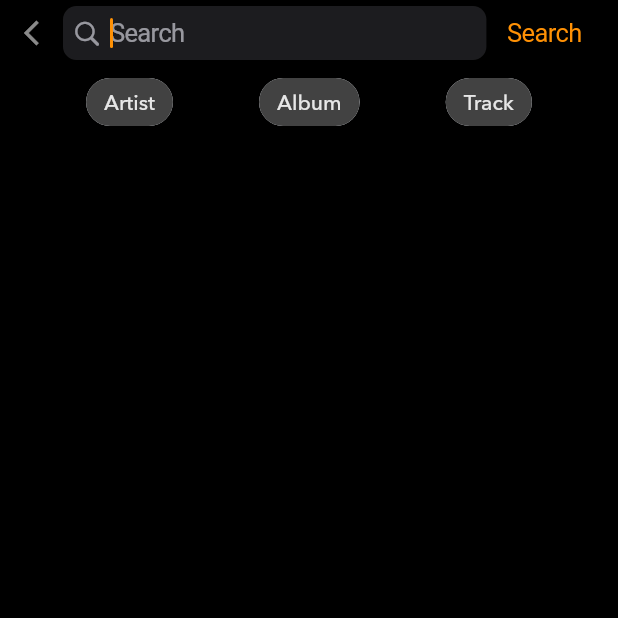
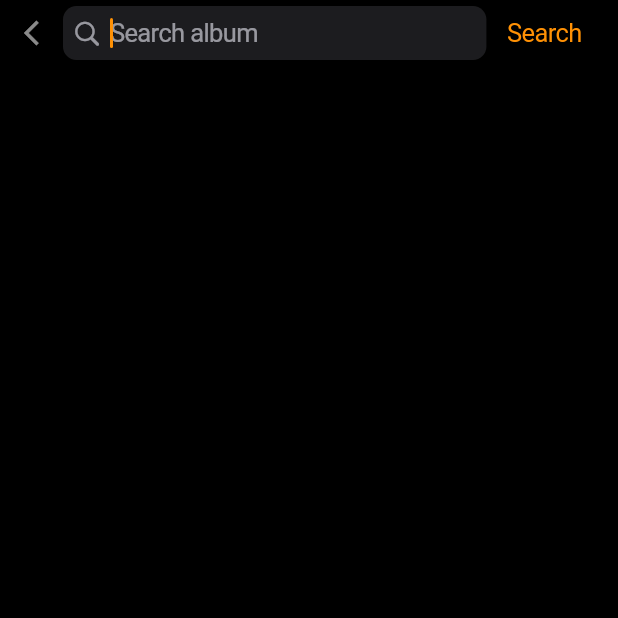
Before and after one commit to kaysman/fmbanger-music-app, a Flutter app: the screen it shows after launch, after a tap on the "search" icon, on a phone screen of 412 x 824 dp, the top half of it. Run offline on Flutter 3.47's test engine with Material 2 defaults, Android fonts, the phone set to English and light mode, and no system bars; our stand-ins replace cached_network_image, dio; network calls fail.

Commit message:
last commit

```diff
--- a/lib/models/track.dart
+++ b/lib/models/track.dart
@@ -9,7 +9,7 @@ part 'track.g.dart';
 @JsonSerializable(anyMap: true)
 class Track {
 
-  Track({ this.wiki, this.duration, this.listeners, this.playcount, this.url, this.name, this.mbid, this.image, this.artist, });
+  Track({ this.wiki, this.listeners, this.playcount, this.url, this.name, this.mbid, this.image, this.artist, });
 
   final String? name;
   final String? mbid;
@@ -18,7 +18,7 @@ class Track {
   final String? listeners;
   final String? playcount;
   final Artist? artist;
-  final String? duration;
+
   final Wiki? wiki;
 
   factory Track.fromJson(Map<String, dynamic> json) => _$TrackFromJson(json);
--- a/lib/view/search/cupertino_delegate.dart
+++ b/lib/view/search/cupertino_delegate.dart
@@ -54,6 +54,7 @@ class CupertinoSearchDelegate extends AbstractPlatformSearchDelegate {
           ),
         ),
         middle: CupertinoSearchTextField(
+          placeholder: "Search album",
           controller: queryTextController,
           focusNode: focusNode,
           style: const TextStyle(
@@ -69,32 +70,7 @@ class CupertinoSearchDelegate extends AbstractPlatformSearchDelegate {
         ),
       ),
       child: Scaffold(
-        body: Column(
-          mainAxisAlignment: MainAxisAlignment.spaceBetween,
-          mainAxisSize: MainAxisSize.min,
-          children: [
-            Row(
-              mainAxisAlignment: MainAxisAlignment.spaceEvenly,
-              children: [
-                Chip(
-                  label: Text("Artist"),
-                  backgroundColor: Colors.grey.shade800,
-                ),
-                Chip(
-                  label: Text("Album"),
-                  backgroundColor: Colors.grey.shade800,
-                ),
-                Chip(
-                  label: Text("Track"),
-                  backgroundColor: Colors.grey.shade800,
-                ),
-              ],
-            ),
-            Expanded(
-              child: body ?? Container(),
-            ),
-          ],
-        ),
+        body: body ?? Container(),
       ),
     );
   }
```
Also changed, not shown: lib/view/artistdetail/artist_info.dart (+24 -6 lines), lib/models/track.g.dart.
